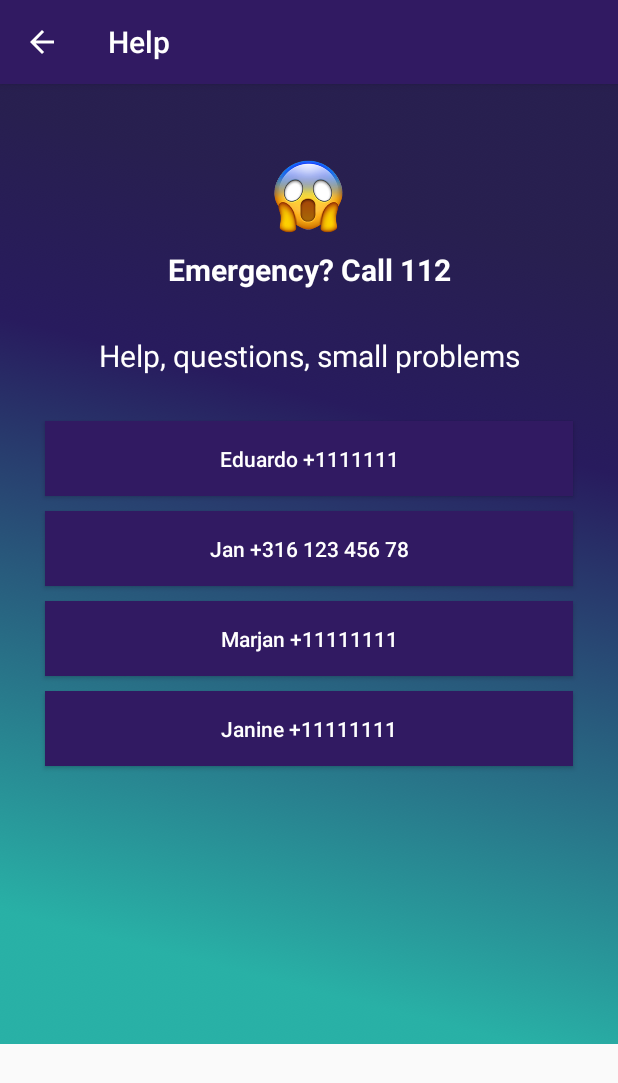
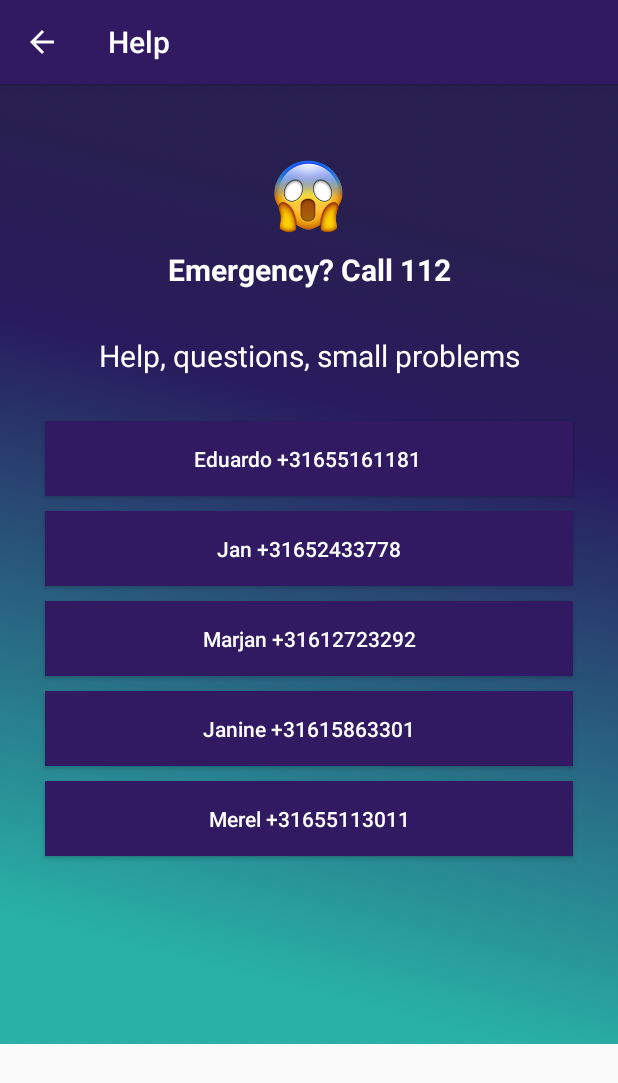
Before and after one commit to rajatanantharam/tchau, an Android app: the HelpActivity screen opened directly, with no data from a screen before it, on a phone screen of 412 x 824 dp. Shown: the top 1083 px of the screen. Run offline under Robolectric (Android 15) with nearby library versions, the phone set to English and light mode, and no system bars.

Commit message:
- Do not show Join button for your own events - Added the final PDF - Added the right phone numbers - Allowing app install on SD card

```diff
--- a/app/src/main/AndroidManifest.xml
+++ b/app/src/main/AndroidManifest.xml
@@ -13,19 +13,17 @@
         android:allowBackup="true"
         android:icon="@mipmap/ic_launcher"
         android:label="@string/app_name"
+        android:installLocation="preferExternal"
         android:theme="@style/AppTheme">
 
         <activity
-            android:name=".ui.SplashActivity"
+            android:name=".ui.MainActivity"
             android:screenOrientation="portrait">
             <intent-filter>
                 <action android:name="android.intent.action.MAIN" />
                 <category android:name="android.intent.category.LAUNCHER" />
             </intent-filter>
         </activity>
-
-        <activity android:name=".ui.MainActivity"
-                  android:screenOrientation="portrait"/>
 
         <activity android:name=".ui.NewEventActivity"
                   android:screenOrientation="portrait"/>
--- a/app/src/main/res/layout/activity_help.xml
+++ b/app/src/main/res/layout/activity_help.xml
@@ -36,7 +36,7 @@
             android:layout_height="wrap_content"/>
 
         <Button
-            android:onClick="callEduardo"
+            android:onClick="call"
             android:layout_marginLeft="30dp"
             android:layout_marginRight="30dp"
             android:layout_marginTop="30dp"
@@ -45,44 +45,62 @@
             android:textColor="@android:color/white"
             android:textAllCaps="false"
             android:layout_gravity="center"
-            android:text="Eduardo +1111111"
+            android:tag="0655161181"
+            android:text="Eduardo +31655161181 "
             android:layout_width="match_parent"
             android:layout_height="50dp"/>
 
         <Button
-            android:onClick="callJan"
+            android:onClick="call"
             android:layout_marginBottom="10dp"
             android:layout_marginLeft="30dp"
             android:layout_marginRight="30dp"        android:background="@color/colorPrimary"
             android:textColor="@android:color/white"
             android:textAllCaps="false"
             android:layout_gravity="center"
-            android:text="Jan +316 123 456 78"
+            android:tag="0652433778"
+            android:text="Jan +31652433778"
             android:layout_width="match_parent"
             android:layout_height="50dp"/>
 
         <Button
-            android:onClick="callMarjan"
+            android:onClick="call"
             android:layout_marginBottom="10dp"
             android:layout_marginLeft="30dp"
             android:layout_marginRight="30dp"        android:background="@color/colorPrimary"
             android:textColor="@android:color/white"
             android:textAllCaps="false"
             android:layout_gravity="center"
-            android:text="Marjan +11111111"
+            android:tag="0612723292"
+            android:text="Marjan +31612723292"
             android:layout_width="match_parent"
             android:layout_height="50dp"/>
 
         <Button
-            android:onClick="callJanine"
+            android:onClick="call"
             android:layout_marginBottom="10dp"
             android:layout_marginLeft="30dp"
             android:layout_marginRight="30dp"
             android:background="@color/colorPrimary"
             android:textColor="@android:color/white"
             android:textAllCaps="false"
+            android:tag="0615863301"
             android:layout_gravity="center"
-            android:text="Janine +11111111"
+            android:text="Janine +31615863301"
+            android:layout_width="match_parent"
+            android:layout_height="50dp"/>
+
+        <Button
+            android:onClick="call"
+            android:layout_marginBottom="10dp"
+            android:layout_marginLeft="30dp"
+            android:layout_marginRight="30dp"
+            android:background="@color/colorPrimary"
+            android:textColor="@android:color/white"
+            android:textAllCaps="false"
+            android:tag="0655113011"
+            android:layout_gravity="center"
+            android:text="Merel +31655113011"
             android:layout_width="match_parent"
             android:layout_height="50dp"/>
 
```
Also changed, not shown: app/src/main/java/app/lisboa/lisboapp/ui/HelpActivity.java (+5 -11 lines), app/src/main/java/app/lisboa/lisboapp/ui/MainActivity.java (+25 -5 lines), app/src/main/java/app/lisboa/lisboapp/ui/SplashActivity.java (+1 -11 lines), app/src/main/java/app/lisboa/lisboapp/utils/PdfIntentOpener.java (+16 -4 lines), 3 other files.
